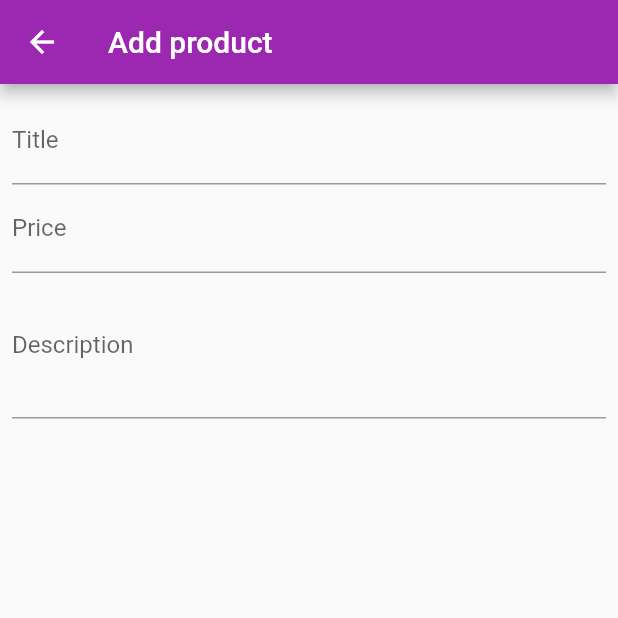
After one commit to bhattabhi013/Shop_FLutter, a Flutter app: the EditProductScreen screen opened by its route, on a phone screen of 412 x 824 dp, the top half of it. The commit adds this screen. Run offline on Flutter 3.47's test engine with Material 2 defaults, Android fonts, the phone set to English and light mode, and no system bars; network calls fail.

Commit message:
add product screen

```diff
--- a/lib/main.dart
+++ b/lib/main.dart
@@ -3,7 +3,9 @@ import 'package:provider/provider.dart';
 import 'package:shop_app/providers/cart.dart';
 import 'package:shop_app/providers/orders.dart';
 import 'package:shop_app/screens/cart_screen.dart';
+import 'package:shop_app/screens/edit_prodct_screen.dart';
 import 'package:shop_app/screens/orders_screen.dart';
+import 'package:shop_app/screens/user_products_screen.dart';
 
 import '../screens/product_detail_screen.dart';
 import '../screens/product_overview_screen.dart';
@@ -34,6 +36,8 @@ class ShopApp extends StatelessWidget {
           ProductDetailScreen.routeName: (ctx) => ProductDetailScreen(),
           CartScreen.routeName: (ctx) => const CartScreen(),
           OrderScreen.routeName: (ctx) => const OrderScreen(),
+          UserProductScreen.routeName: (ctx) => const UserProductScreen(),
+          EditProductScreen.routeName: (ctx) => const EditProductScreen(),
         },
       ),
     );
--- /dev/null
+++ b/lib/screens/edit_prodct_screen.dart
@@ -0,0 +1,56 @@
+import 'package:flutter/material.dart';
+
+class EditProductScreen extends StatefulWidget {
+  static const routeName = 'edit-product-screen';
+  const EditProductScreen({Key? key}) : super(key: key);
+
+  @override
+  _EditProductScreenState createState() => _EditProductScreenState();
+}
+
+class _EditProductScreenState extends State<EditProductScreen> {
+  final _priceFocusNode = FocusNode();
+  @override
+  Widget build(BuildContext context) {
+    return Scaffold(
+      appBar: AppBar(
+        title: Text("Add product"),
+      ),
+      body: Padding(
+        padding: const EdgeInsets.all(8.0),
+        child: Form(
+          child: ListView(
+            children: [
+              TextFormField(
+                decoration: InputDecoration(
+                  labelText: 'Title',
+                ),
+                textInputAction: TextInputAction.next,
+                onFieldSubmitted: (_) {
+                  return FocusScope.of(context).requestFocus(_priceFocusNode);
+                },
+              ),
+              TextFormField(
+                decoration: InputDecoration(
+                  labelText: 'Price',
+                ),
+                textInputAction: TextInputAction.next,
+                keyboardType: TextInputType.number,
+                focusNode: _priceFocusNode,
+              ),
+              TextFormField(
+                decoration: InputDecoration(
+                  labelText: 'Description',
+                ),
+                maxLines: 3,
+                // textInputAction: TextInputAction.next,
+                keyboardType: TextInputType.multiline,
+                focusNode: _priceFocusNode,
+              ),
+            ],
+          ),
+        ),
+      ),
+    );
+  }
+}
```
Also changed, not shown: lib/providers/cart.dart (+18 -0 lines), lib/screens/user_products_screen.dart (added, +44 -0 lines), lib/widgets/app_Drawer.dart (+10 -0 lines), lib/widgets/cart_item.dart (+20 -20 lines), lib/widgets/product_item.dart (+9 -0 lines), lib/widgets/user_product_item.dart (added, +35 -0 lines).
